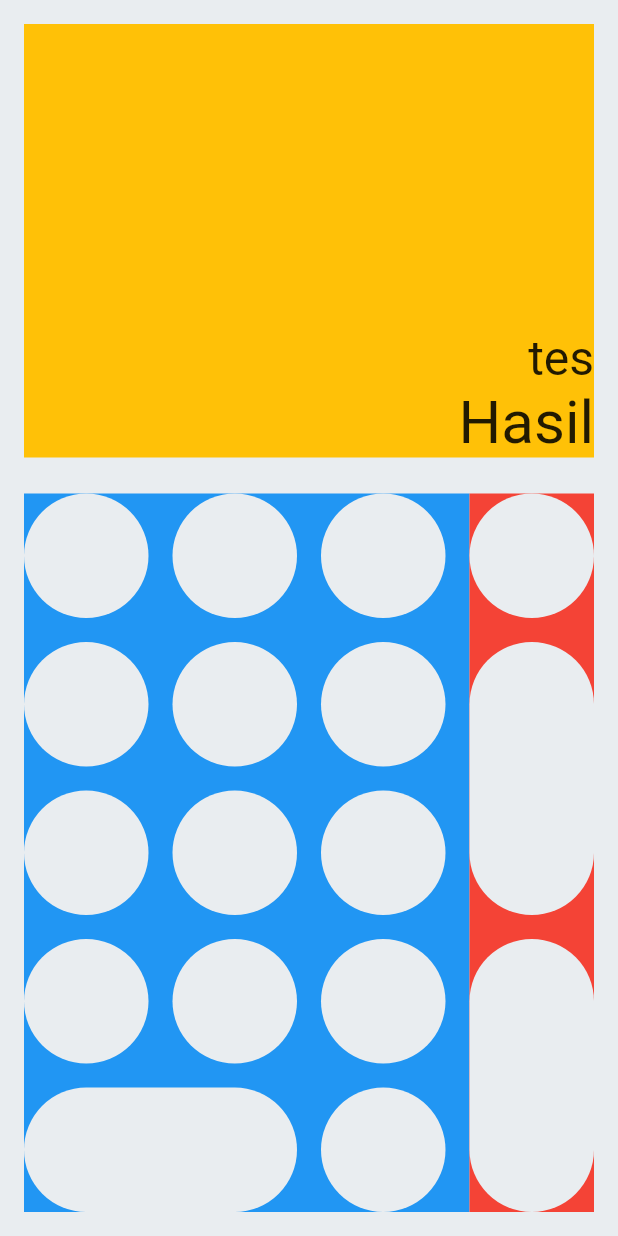
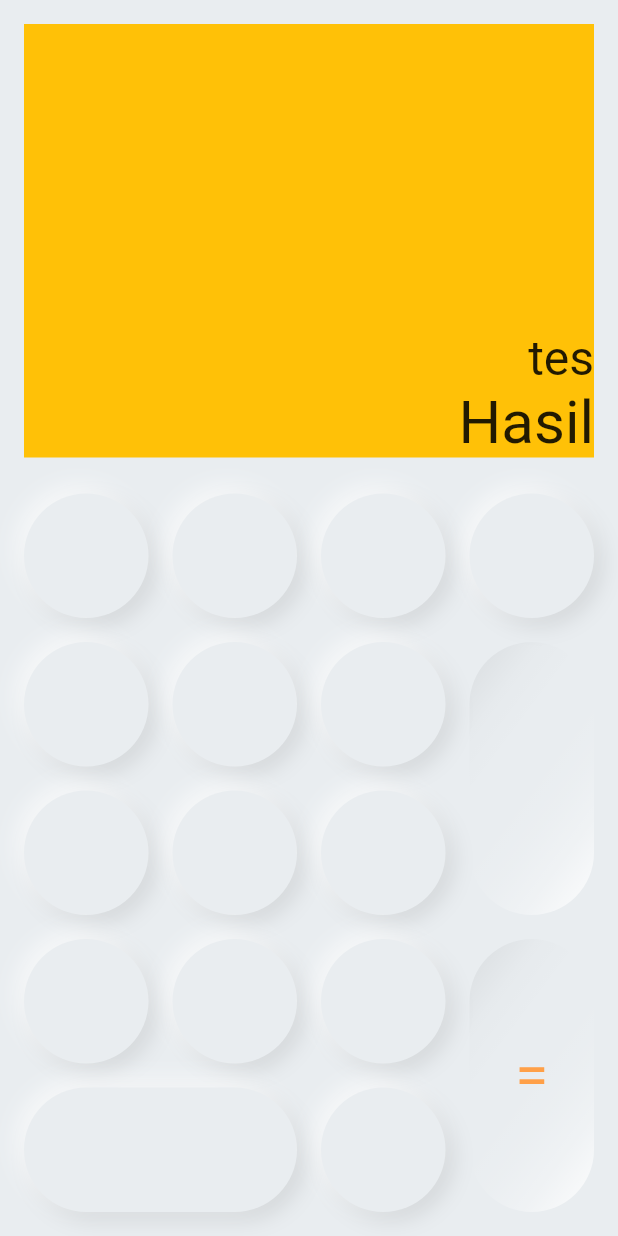
Before and after one commit to ilhmwisnu/Neumophism-Calculator, a Flutter app: the screen it shows after launch, on a phone screen of 412 x 824 dp. Run offline on Flutter 3.47's test engine with Material 2 defaults, Android fonts, the phone set to English and light mode, and no system bars.

Commit message:
update keyboard

```diff
--- a/lib/home_page.dart
+++ b/lib/home_page.dart
@@ -1,3 +1,4 @@
+import 'package:flutter/cupertino.dart';
 import 'package:flutter/gestures.dart';
 import 'package:flutter/material.dart';
 
@@ -55,7 +56,7 @@ class HomePage extends StatelessWidget {
           child: Row(
             children: [
               Container(
-                color: Colors.blue,
+                // color: Colors.blue,
                 width: buttonWidth * 3 + 16 * 3,
                 child: Column(
                   mainAxisAlignment: MainAxisAlignment.spaceBetween,
@@ -112,15 +113,23 @@ class HomePage extends StatelessWidget {
                 ),
               ),
               Container(
-                color: Colors.red,
+                // color: Colors.red,
                 width: buttonWidth,
                 child: Column(
                   children: [
                     Button(),
                     SizedBox(height: 16),
-                    Expanded(child: Button()),
+                    Expanded(
+                        child: Button(
+                      isOuterShadow: false,
+                    )),
                     SizedBox(height: 16),
-                    Expanded(child: Button()),
+                    Expanded(
+                        child: Button(
+                      child: "=",
+                      color: Colorss.amberColor,
+                      isOuterShadow: false,
+                    )),
                   ],
                 ),
               )
@@ -133,19 +142,51 @@ class HomePage extends StatelessWidget {
 }
 
 class Button extends StatelessWidget {
+  Color? color = Colorss.textColor;
   final String child;
-  const Button({this.child = ' '});
+  final bool isOuterShadow;
+  Button({this.child = ' ', this.isOuterShadow = true, this.color});
 
   @override
   Widget build(BuildContext context) {
     return Container(
       decoration: BoxDecoration(
-          borderRadius: BorderRadius.circular(50), color: Colorss.primaryColor),
+          borderRadius: BorderRadius.circular(50),
+          color: Colorss.primaryColor,
+          boxShadow: (isOuterShadow)
+              ? [
+                  BoxShadow(
+                    blurRadius: 12,
+                    offset: Offset(5, 5),
+                    color: Color(0xff000000).withOpacity(0.1),
+                  ),
+                  BoxShadow(
+                      blurRadius: 12,
+                      offset: Offset(-5, -5),
+                      color: Color(0xffffffff).withOpacity(0.66))
+                ]
+              : [],
+          gradient: (!isOuterShadow)
+              ? LinearGradient(
+                  begin: Alignment.topLeft,
+                  end: Alignment.bottomRight,
+                  colors: [
+                    Colors.black.withOpacity(0.7),
+                    Colors.black.withOpacity(0.05),
+                    Colors.black.withOpacity(0.01),
+                    Colors.black.withOpacity(0),
+                    Colors.white.withOpacity(0),
+                    Colors.white.withOpacity(0.1),
+                    Colors.white.withOpacity(0.3),
+                    Colors.white.withOpacity(0.7),
+                    Colors.white.withOpacity(1),
+                  ],
+                  transform: GradientRotation(-0.5))
+              : null),
       alignment: Alignment.center,
       width: (MediaQuery.of(context).size.width - 16 * 5) * (1 / 4),
       height: (MediaQuery.of(context).size.width - 16 * 5) * (1 / 4),
-      // color: Colors.amber,
-      child: Text(child),
+      child: Text(child, style: TextStyle(color: color, fontSize: 40)),
     );
   }
 }
```
